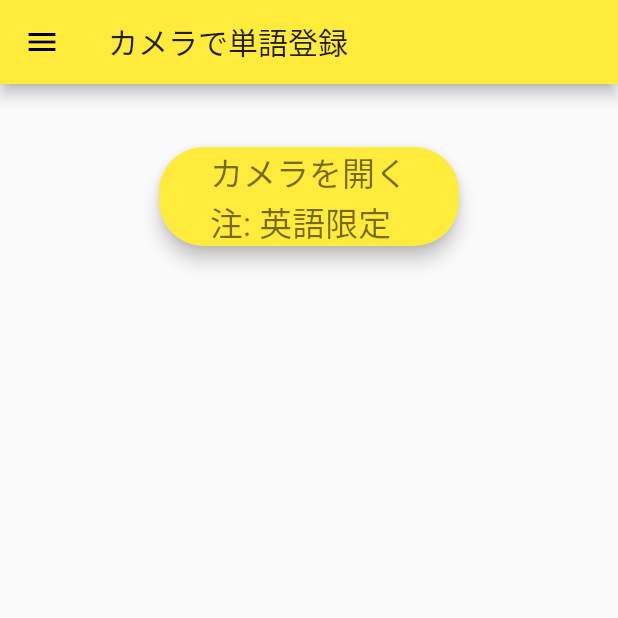
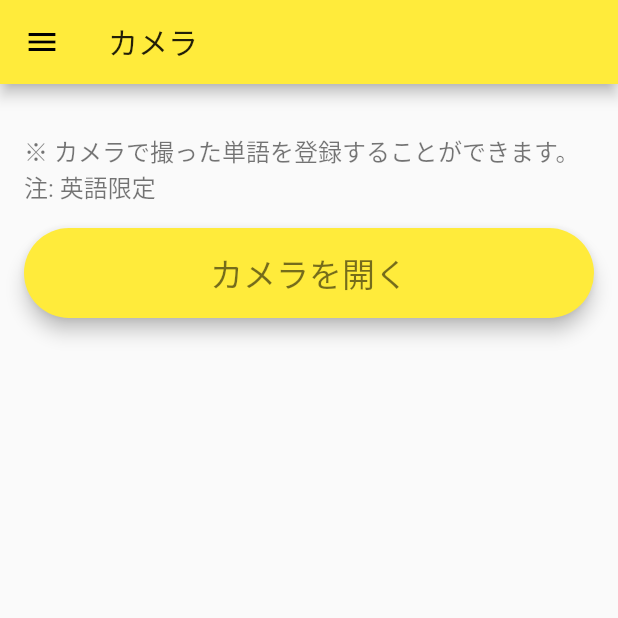
Before and after one commit to hiracky16/vocamera, a Flutter app: the Camera screen opened by its route, on a phone screen of 412 x 824 dp, the top half of it. Run offline on Flutter 3.47's test engine with Material 2 defaults, Android fonts, the phone set to English and light mode, and no system bars; our stand-ins replace cloud_firestore, firebase_auth, freezed_annotation, google_sign_in, image_picker, state_notifier; missing offline and left inert: flutter_state_notifier, mlkit; accounts and stored records are empty; generated files the repository leaves out were written again.

Commit message:
カメラ立ち上げ画面の修正

```diff
--- a/lib/pages/camera.dart
+++ b/lib/pages/camera.dart
@@ -23,26 +23,36 @@ class Camera extends StatelessWidget {
     final isLoading = context.watch<CameraViewModel>().isLoading;
     return new Scaffold(
       appBar: AppBar(
-        title: Text("カメラで単語登録"),
+        title: Text("カメラ"),
       ),
       drawer: buildDrawer(context),
       body: SingleChildScrollView(
-        child: Column(
-          children: <Widget>[
-            const SizedBox(height: 32),
-            _startCamera(context),
-            Loading(visible: isLoading)
-          ],
+        child: Padding(
+          padding: const EdgeInsets.symmetric(horizontal: 16.0),
+          child: Column(
+            crossAxisAlignment: CrossAxisAlignment.stretch,
+            mainAxisAlignment: MainAxisAlignment.start,
+            children: <Widget>[
+              const SizedBox(height: 32),
+              Text(
+                '※ カメラで撮った単語を登録することができます。\n注: 英語限定',
+                style: TextStyle(
+                    fontSize: 16.0,
+                    color: Colors.black54,
+                    fontFamily: "Roboto"),
+              ),
+              const SizedBox(height: 16),
+              button(
+                "カメラを開く",
+                () => context.read<CameraViewModel>().onPickImageSelected(),
+              ),
+              const SizedBox(height: 16),
+              Loading(visible: isLoading),
+              const SizedBox(height: 32)
+            ],
+          ),
         ),
       ),
     );
   }
-
-  Widget _startCamera(BuildContext context) {
-    return Container(
-      margin: EdgeInsets.only(top: 10.0),
-      child: button("カメラを開く\n注: 英語限定",
-          () => context.read<CameraViewModel>().onPickImageSelected()),
-    );
-  }
 }
```
Also changed, not shown: lib/pages/add_word.dart (+12 -6 lines).
